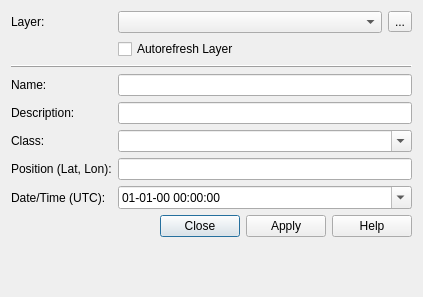
This is place_marker_dialog_base.ui in jrenken/qgis-PlaceMarker as Qt 5 draws it before an edit. The edited form follows.
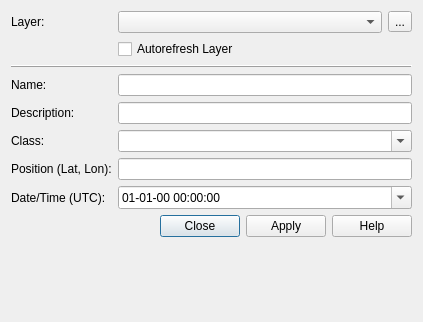
This is the edited form. Custom widgets are drawn as their Qt base class.

Diff of the .ui file:
```diff
--- a/place_marker_dialog_base.ui
+++ b/place_marker_dialog_base.ui
@@ -7,7 +7,7 @@
     <x>0</x>
     <y>0</y>
     <width>423</width>
-    <height>297</height>
+    <height>322</height>
    </rect>
   </property>
   <property name="windowTitle">
```
Left out of the diff: 6 changed lines with no effect on the pictures.
